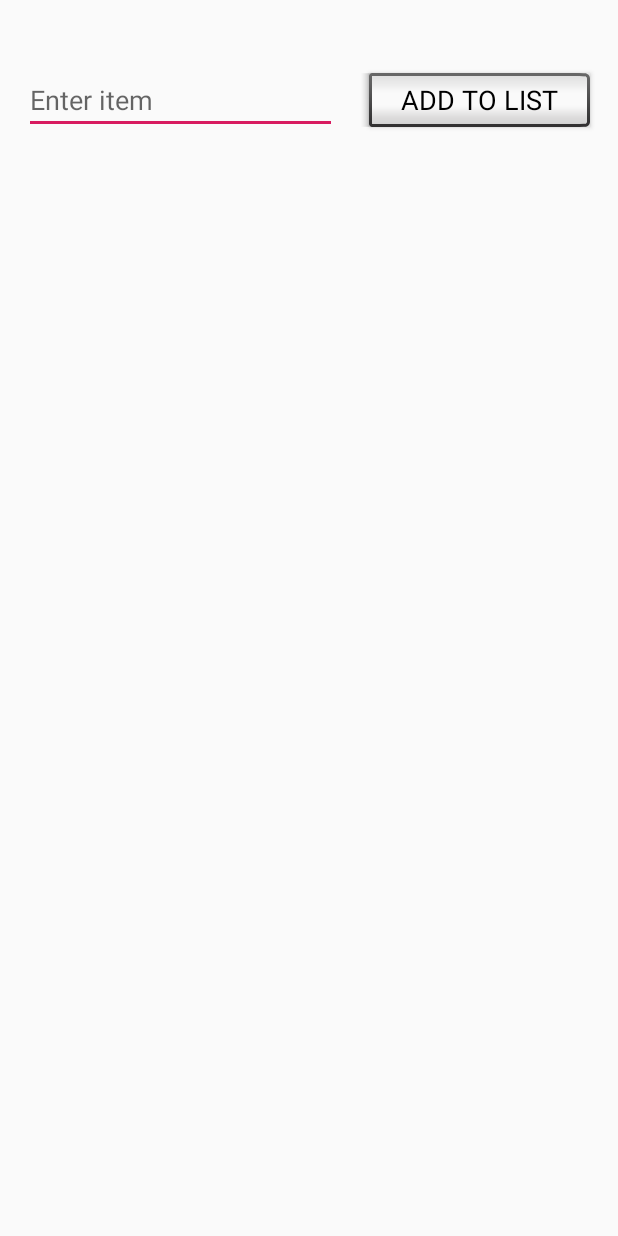
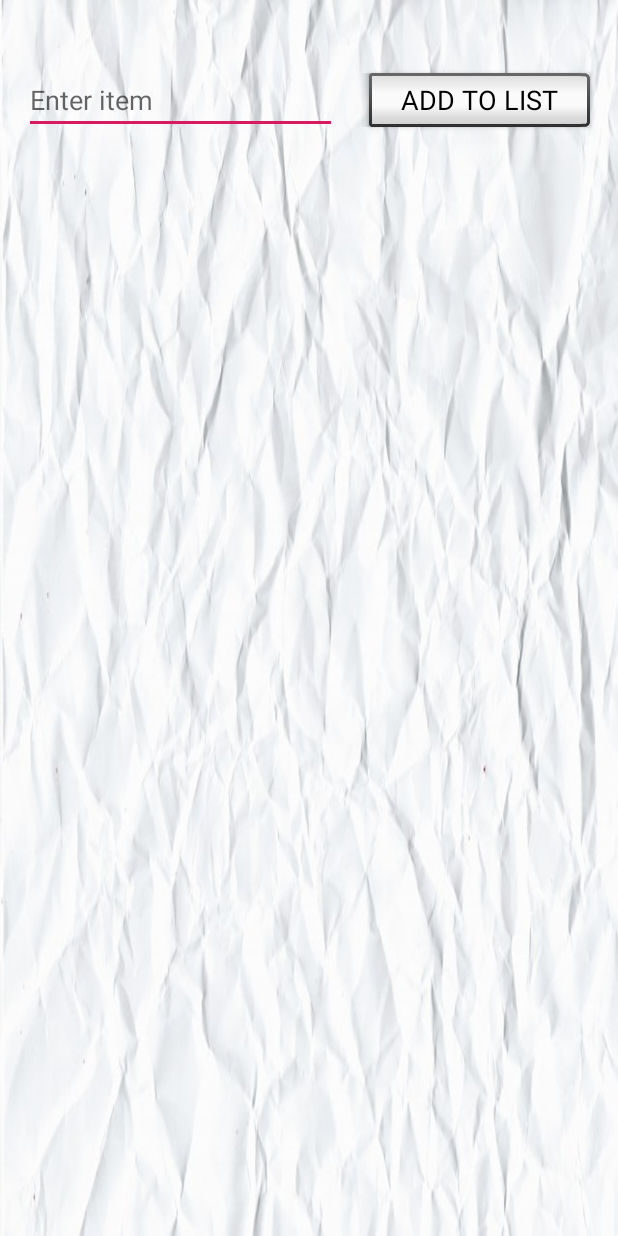
Before and after one commit to Georg1992/SHOPPINGLIST, an Android app: the screen it shows after launch (AddItemsActivity), after a tap on "F00D", on a phone screen of 412 x 824 dp. Run offline under Robolectric (Android 15) with nearby library versions, the phone set to English and light mode, and no system bars.

Commit message:
upgrade to activites and layout

```diff
--- a/app/src/main/res/layout/activity_add_items.xml
+++ b/app/src/main/res/layout/activity_add_items.xml
@@ -4,6 +4,7 @@
     xmlns:tools="http://schemas.android.com/tools"
     android:layout_width="match_parent"
     android:layout_height="match_parent"
+    android:background="@drawable/add6"
     tools:context=".AddItemsActivity">
 
     <EditText
--- a/app/src/main/res/layout/activity_list_generator.xml
+++ b/app/src/main/res/layout/activity_list_generator.xml
@@ -4,6 +4,7 @@
     xmlns:tools="http://schemas.android.com/tools"
     android:layout_width="match_parent"
     android:layout_height="match_parent"
+    android:background="@drawable/add5"
     tools:context=".ListGeneratorActivity">
 
     <ListView
```
Also changed, not shown: app/src/main/res/drawable/add1.jpeg (added), app/src/main/res/drawable/add2.jpeg (added), app/src/main/res/drawable/add4.jpeg (added), app/src/main/res/drawable/add5.png (added), app/src/main/res/drawable/add6.jpg (added), app/src/main/res/drawable/button.jpg (deleted), app/src/main/res/drawable/main.jpg (deleted), app/src/main/res/drawable/main2.jpg (deleted), 1 other file.
